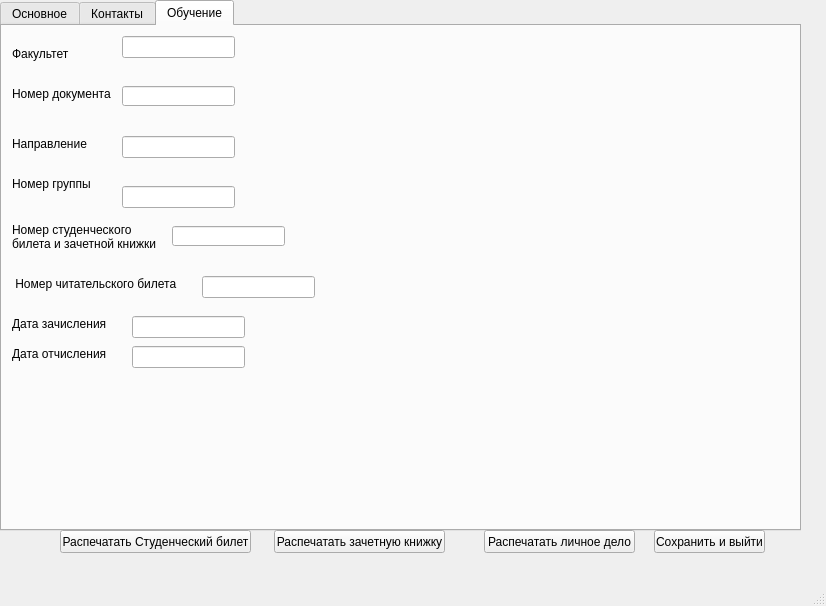
First picture: the form in stud_card.ui, repository BagrKonstantin/nti_contest_alfa, before the edit.
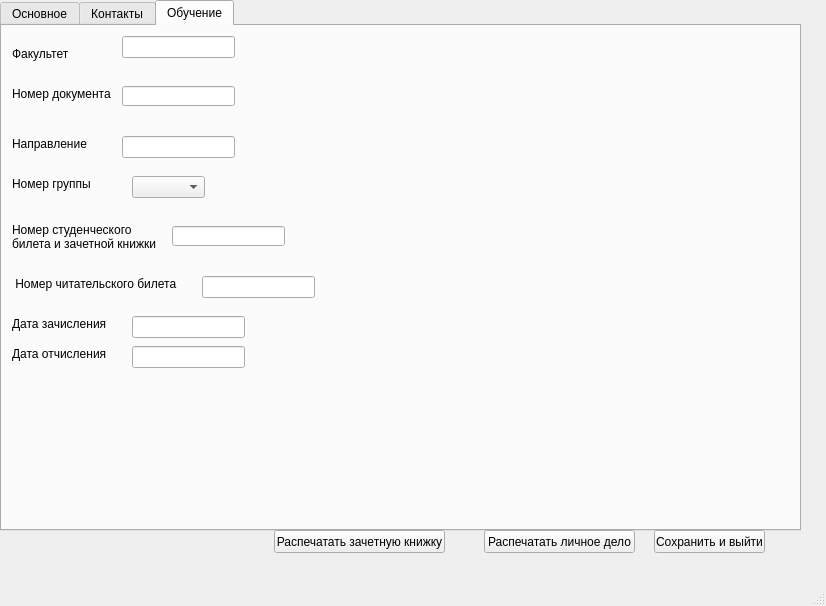
Second picture: the form after the edit.

Diff of the .ui file:
```diff
--- a/stud_card.ui
+++ b/stud_card.ui
@@ -639,19 +639,6 @@
        <string>Дата отчисления</string>
       </property>
      </widget>
-     <widget class="QLineEdit" name="lineEdit_group_num">
-      <property name="geometry">
-       <rect>
-        <x>120</x>
-        <y>160</y>
-        <width>113</width>
-        <height>22</height>
-       </rect>
-      </property>
-      <property name="readOnly">
-       <bool>true</bool>
-      </property>
-     </widget>
      <widget class="QLineEdit" name="lineEdit_num_book">
       <property name="geometry">
        <rect>
@@ -698,6 +685,16 @@
        <bool>true</bool>
       </property>
      </widget>
+     <widget class="QComboBox" name="comboBox">
+      <property name="geometry">
+       <rect>
+        <x>130</x>
+        <y>150</y>
+        <width>73</width>
+        <height>22</height>
+       </rect>
+      </property>
+     </widget>
     </widget>
    </widget>
    <widget class="QPushButton" name="pushButton">
@@ -769,19 +766,6 @@
      <string>Распечатать зачетную книжку</string>
     </property>
    </widget>
-   <widget class="QPushButton" name="pushButton_4">
-    <property name="geometry">
-     <rect>
-      <x>60</x>
-      <y>530</y>
-      <width>191</width>
-      <height>23</height>
-     </rect>
-    </property>
-    <property name="text">
-     <string>Распечатать Студенческий билет</string>
-    </property>
-   </widget>
   </widget>
   <widget class="QMenuBar" name="menubar">
    <property name="geometry">
```
Left out of the diff: 16 changed lines with no effect on the pictures.
